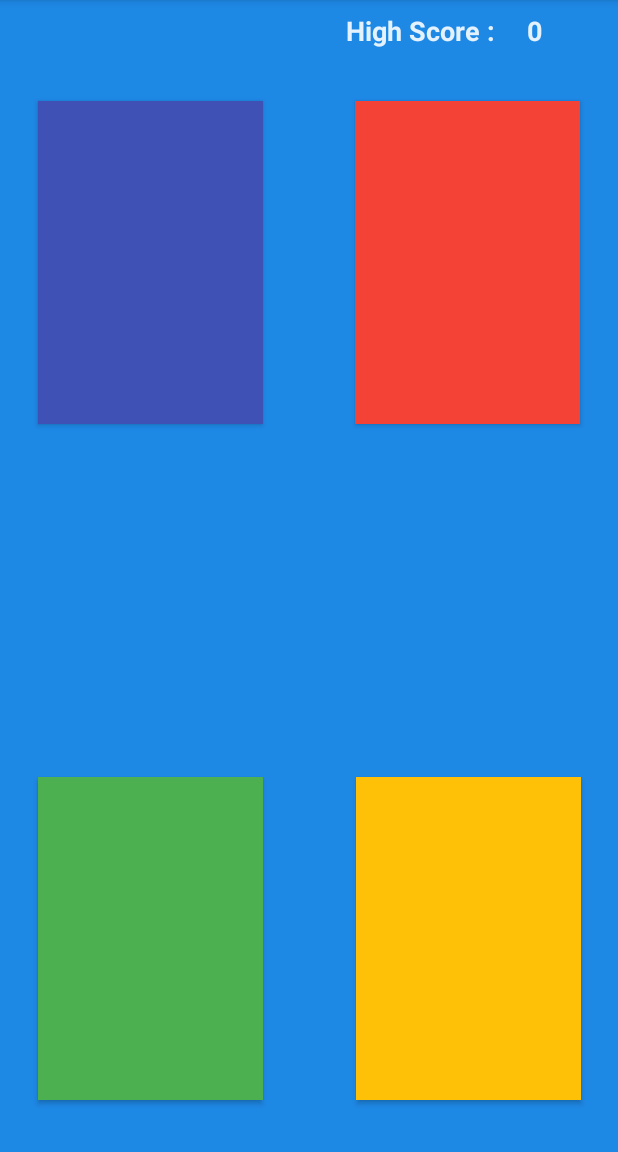
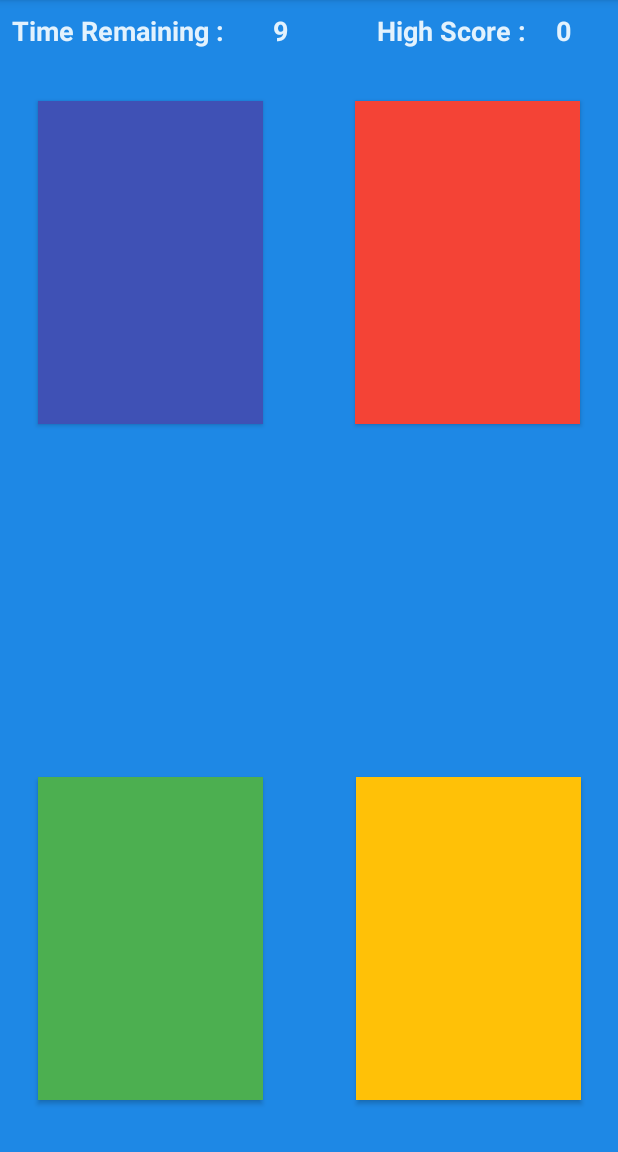
Before and after one commit to dym7v3/CS4020, an Android app: the Game screen opened directly, with no data from a screen before it, on a phone screen of 412 x 824 dp, the part 84-1236 px from its top. Run offline under Robolectric (Android 15) with nearby library versions, the phone set to English and light mode, and no system bars.

Commit message:
Got the buttons binded

```diff
--- a/app/src/main/java/com/example/dennismoyseyev/simon/Game.kt
+++ b/app/src/main/java/com/example/dennismoyseyev/simon/Game.kt
@@ -1,7 +1,12 @@
 package com.example.dennismoyseyev.simon
 
+import android.os.CountDownTimer
 import android.app.Activity
+import android.content.Intent
 import android.os.Bundle
+import android.view.View
+import android.widget.TextView
+import android.widget.Toast
 import kotlinx.android.synthetic.main.activity_game.*
 
 
@@ -10,6 +15,7 @@ class Game : Activity() {
     var difficultly : Int = 1
     var model : gameModel = gameModel(1)
     var current_Color : BUTTON_COLORS = BUTTON_COLORS.blue
+    var but: Int = 0
 
 
     override fun onCreate(savedInstanceState: Bundle?) {
@@ -18,7 +24,27 @@ class Game : Activity() {
         difficultly = intent.getIntExtra("difficultly",1)
         model = gameModel(difficultly)
         score.setText(model.high_score.toString())
-        light_up_button()
+        bind_buttons()
+        game()
+
+    }
+
+    private fun game()
+    {
+            for (index in 0 until model.size_of_vector){
+                current_Color=model.get_current_color_at_postion(index)
+                light_up_button()
+            }
+            object: CountDownTimer(10000, 1000){
+                override fun onTick(millisUntilFinished: Long) {
+                    time.setText(""+ millisUntilFinished / 1000)
+                }
+
+                override fun onFinish() {
+
+                }
+            }.start()
+
 
     }
 
@@ -35,5 +61,76 @@ class Game : Activity() {
         select.startAnimation(model.mAnimation)
     }
 
+    private fun bind_buttons(){
+        blue_button.setOnClickListener(object : View.OnClickListener{
+            override fun onClick(v: View?) {
+                val color = model.get_current_color_at_postion(model.current_pos)
+                if (color == BUTTON_COLORS.blue)
+                {
+                    model.current_pos++
+                    Toast.makeText(this@Game, "You got it!", Toast.LENGTH_SHORT).show()
+                }
+                else
+                {
+                    val intent = Intent(this@Game, Results:: class.java)
+                    intent.putExtra("score", 9)
+                    startActivity(intent)
+                }
+
+            }
+
+        })
+
+        red_button.setOnClickListener(object : View.OnClickListener{
+            override fun onClick(v: View?){
+                val color = model.get_current_color_at_postion(model.current_pos)
+                if (color == BUTTON_COLORS.red)
+                {
+                    model.current_pos++
+                    Toast.makeText(this@Game, "You got it!", Toast.LENGTH_SHORT).show()
+                }
+                else
+                {
+                    val intent = Intent(this@Game, Results:: class.java)
+                    intent.putExtra("score", 9)
+                    startActivity(intent)
+                }
+            }
+        })
+
+        green_button.setOnClickListener(object : View.OnClickListener{
+            override fun onClick(v: View?){
+                val color = model.get_current_color_at_postion(model.current_pos)
+                if (color == BUTTON_COLORS.green)
+                {
+                    model.current_pos++
+                    Toast.makeText(this@Game, "You got it!", Toast.LENGTH_SHORT).show()
+                }
+                else
+                {
+                    val intent = Intent(this@Game, Results:: class.java)
+                    intent.putExtra("score", 9)
+                    startActivity(intent)
+                }
+            }
+        })
+        yellow_button.setOnClickListener(object : View.OnClickListener{
+            override fun onClick(v: View?){
+                val color = model.get_current_color_at_postion(model.current_pos)
+                if (color == BUTTON_COLORS.yellow)
+                {
+                    model.current_pos++
+                    Toast.makeText(this@Game, "You got it!", Toast.LENGTH_SHORT).show()
+                }
+                else
+                {
+                    val intent = Intent(this@Game, Results:: class.java)
+                    intent.putExtra("score", 9)
+                    startActivity(intent)
+                }
+            }
+        })
+    }
+
 
 }
--- a/app/src/main/java/com/example/dennismoyseyev/simon/gameModel.kt
+++ b/app/src/main/java/com/example/dennismoyseyev/simon/gameModel.kt
@@ -49,4 +49,5 @@ class gameModel(val difficutly: Int){ //Primary constructor
     }
 
 
+
 }
--- a/app/src/main/res/layout/activity_game.xml
+++ b/app/src/main/res/layout/activity_game.xml
@@ -86,7 +86,7 @@
         android:textStyle="bold"
         app:layout_constraintBottom_toBottomOf="parent"
         app:layout_constraintEnd_toEndOf="parent"
-        app:layout_constraintHorizontal_bias="0.75"
+        app:layout_constraintHorizontal_bias="0.82"
         app:layout_constraintStart_toStartOf="parent"
         app:layout_constraintTop_toTopOf="parent"
         app:layout_constraintVertical_bias="0.0" />
@@ -104,7 +104,44 @@
         android:textStyle="bold"
         app:layout_constraintBottom_toBottomOf="parent"
         app:layout_constraintEnd_toEndOf="parent"
-        app:layout_constraintHorizontal_bias="0.89"
+        app:layout_constraintHorizontal_bias="0.94"
+        app:layout_constraintStart_toStartOf="parent"
+        app:layout_constraintTop_toTopOf="parent"
+        app:layout_constraintVertical_bias="0.0" />
+
+    <TextView
+        android:id="@+id/textView4"
+        android:layout_width="wrap_content"
+        android:layout_height="wrap_content"
+        android:layout_marginBottom="8dp"
+        android:layout_marginEnd="8dp"
+        android:layout_marginStart="8dp"
+        android:layout_marginTop="8dp"
+        android:text="Time Remaining : "
+        android:textColor="#E3F2FD"
+        android:textSize="18sp"
+        android:textStyle="bold"
+        app:layout_constraintBottom_toBottomOf="parent"
+        app:layout_constraintEnd_toEndOf="parent"
+        app:layout_constraintHorizontal_bias="0.0"
+        app:layout_constraintStart_toStartOf="parent"
+        app:layout_constraintTop_toTopOf="parent"
+        app:layout_constraintVertical_bias="0.0" />
+
+    <TextView
+        android:id="@+id/time"
+        android:layout_width="wrap_content"
+        android:layout_height="wrap_content"
+        android:layout_marginBottom="8dp"
+        android:layout_marginEnd="8dp"
+        android:layout_marginStart="8dp"
+        android:layout_marginTop="8dp"
+        android:textColor="#E3F2FD"
+        android:textSize="18sp"
+        android:textStyle="bold"
+        app:layout_constraintBottom_toBottomOf="parent"
+        app:layout_constraintEnd_toEndOf="parent"
+        app:layout_constraintHorizontal_bias="0.45"
         app:layout_constraintStart_toStartOf="parent"
         app:layout_constraintTop_toTopOf="parent"
         app:layout_constraintVertical_bias="0.0" />
```
